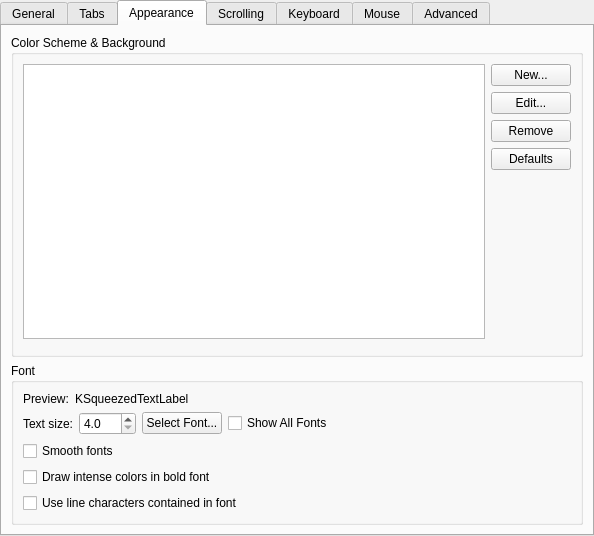
KDE/konsole, file src/EditProfileDialog.ui: the form before one commit.
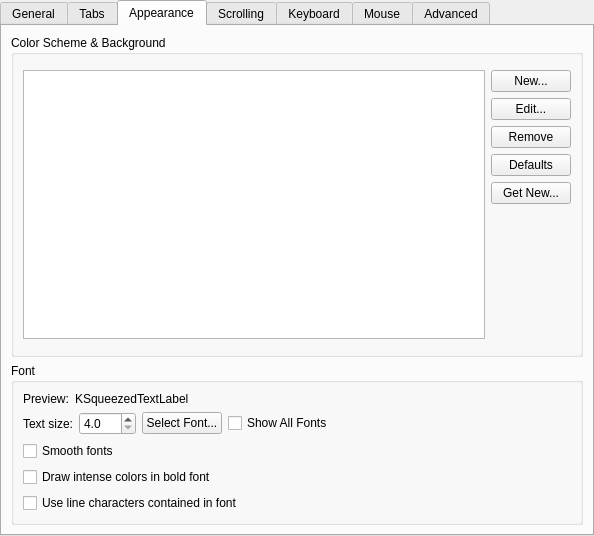
The form after the commit. The open tabs and pages were chosen to show the change. Custom widgets are drawn as their Qt base class.

Commit message: add knewstuff support for color schemes

```diff
--- a/src/EditProfileDialog.ui
+++ b/src/EditProfileDialog.ui
@@ -467,14 +467,41 @@
           <bool>true</bool>
          </property>
          <layout class="QGridLayout">
-          <item row="0" column="0" rowspan="5">
+          <item row="4" column="1">
+           <widget class="QPushButton" name="resetColorSchemeButton">
+            <property name="toolTip">
+             <string>Reset the selected color scheme settings to the default values</string>
+            </property>
+            <property name="text">
+             <string>Defaults</string>
+            </property>
+           </widget>
+          </item>
+          <item row="3" column="1">
+           <widget class="QPushButton" name="removeColorSchemeButton">
+            <property name="toolTip">
+             <string>Delete the selected color scheme</string>
+            </property>
+            <property name="text">
+             <string>Remove</string>
+            </property>
+           </widget>
+          </item>
+          <item row="1" column="0" rowspan="6">
            <widget class="QListView" name="colorSchemeList">
             <property name="verticalScrollMode">
              <enum>QAbstractItemView::ScrollPerPixel</enum>
             </property>
            </widget>
           </item>
-          <item row="0" column="1">
+          <item row="5" column="1">
+           <widget class="KNS3::Button" name="downloadColorSchemeButton">
+            <property name="text">
+             <string>Get New...</string>
+            </property>
+           </widget>
+          </item>
+          <item row="1" column="1">
            <widget class="QPushButton" name="newColorSchemeButton">
             <property name="toolTip">
              <string>Create a new color scheme based upon the selected scheme</string>
@@ -484,7 +511,23 @@
             </property>
            </widget>
           </item>
-          <item row="1" column="1">
+          <item row="6" column="1">
+           <spacer>
+            <property name="orientation">
+             <enum>Qt::Vertical</enum>
+            </property>
+            <property name="sizeHint" stdset="0">
+             <size>
+              <width>20</width>
+              <height>20</height>
+             </size>
+            </property>
+           </spacer>
+          </item>
+          <item row="7" column="0">
+           <widget class="KMessageWidget" name="transparencyWarningWidget"/>
+          </item>
+          <item row="2" column="1">
            <widget class="QPushButton" name="editColorSchemeButton">
             <property name="toolTip">
              <string>Edit the selected color scheme</string>
@@ -494,42 +537,16 @@
             </property>
            </widget>
           </item>
-          <item row="2" column="1">
-           <widget class="QPushButton" name="removeColorSchemeButton">
-            <property name="toolTip">
-             <string>Delete the selected color scheme</string>
+          <item row="0" column="0" colspan="2">
+           <widget class="KMessageWidget" name="colorSchemeMessageWidget">
+            <property name="frameShape">
+             <enum>QFrame::StyledPanel</enum>
             </property>
-            <property name="text">
-             <string>Remove</string>
+            <property name="frameShadow">
+             <enum>QFrame::Raised</enum>
             </property>
            </widget>
           </item>
-          <item row="3" column="1">
-           <widget class="QPushButton" name="resetColorSchemeButton">
-            <property name="toolTip">
-             <string>Reset the selected color scheme settings to the default values</string>
-            </property>
-            <property name="text">
-             <string>Defaults</string>
-            </property>
-           </widget>
-          </item>
-          <item row="4" column="1">
-           <spacer>
-            <property name="orientation">
-             <enum>Qt::Vertical</enum>
-            </property>
-            <property name="sizeHint" stdset="0">
-             <size>
-              <width>20</width>
-              <height>20</height>
-             </size>
-            </property>
-           </spacer>
-          </item>
-          <item row="5" column="0">
-           <widget class="KMessageWidget" name="transparencyWarningWidget"/>
-          </item>
          </layout>
         </widget>
        </item>
@@ -1489,6 +1506,11 @@
    <extends>QComboBox</extends>
    <header>kcombobox.h</header>
   </customwidget>
+  <customwidget>
+   <class>KNS3::Button</class>
+   <extends>QPushButton</extends>
+   <header location="global">KNS3/Button</header>
+  </customwidget>
   <customwidget>
    <class>KPluralHandlingSpinBox</class>
    <extends>QSpinBox</extends>
```
Left out of the diff: 2 changed lines with no effect on the pictures. The commit also changes 8 other files.
